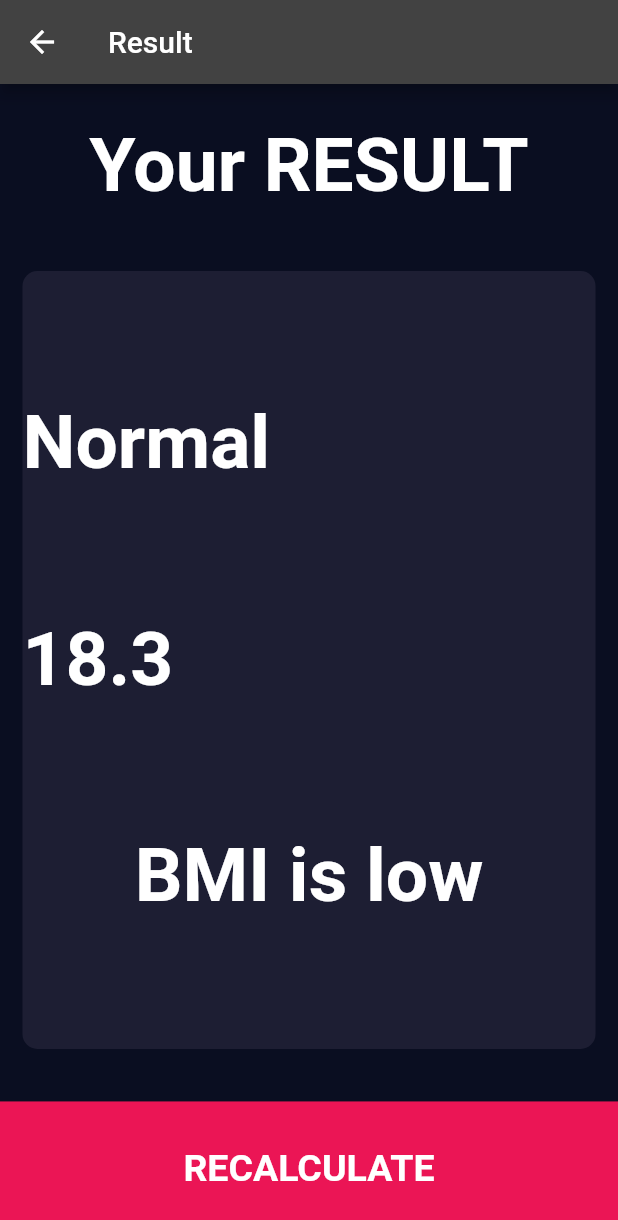
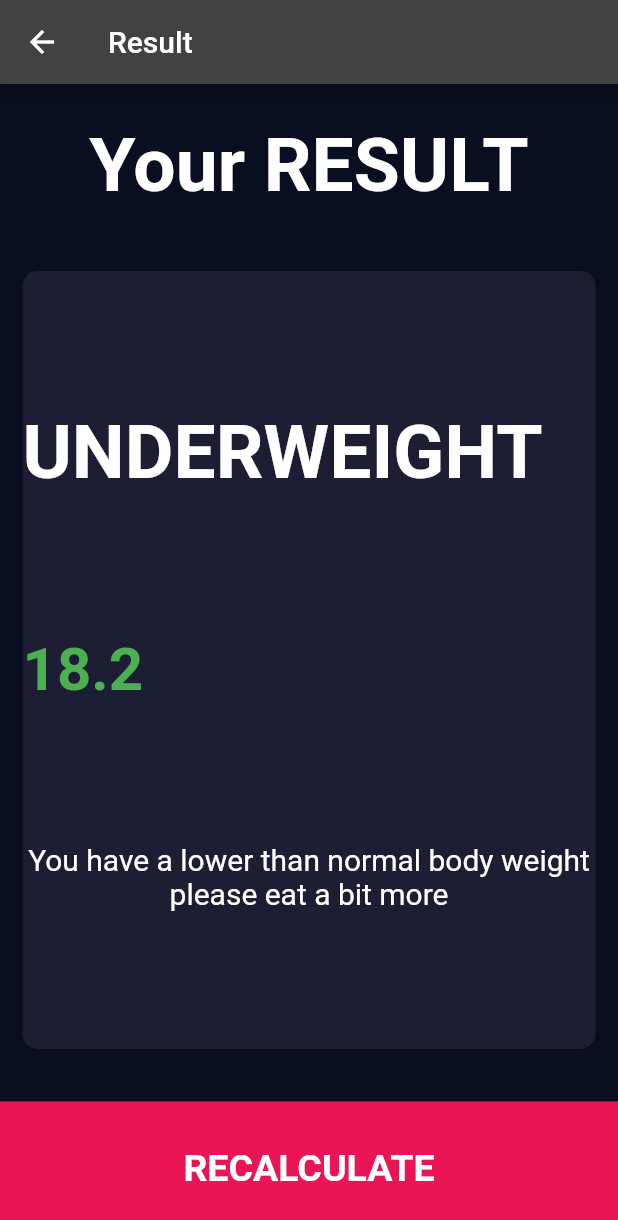
Before and after one commit to QaisSherazi/FA19-BCS-054, a Flutter app: the screen it shows after launch, after a tap on "CALCULATE", on a phone screen of 412 x 824 dp. Shown: the top 1220 px of the screen. Run offline on Flutter 3.47's test engine with Material 2 defaults, Android fonts, the phone set to English and light mode, and no system bars; our stand-ins replace font_awesome_flutter, rflutter_alert; missing offline and left inert: dart:html.

Commit message:
Calculatorbrain

```diff
--- a/bmi_calculator/lib/ResultScreen.dart
+++ b/bmi_calculator/lib/ResultScreen.dart
@@ -4,6 +4,10 @@ import 'package:flutter/material.dart';
 import 'input_page.dart';
 
 class ResultScreen extends StatelessWidget {
+ResultScreen({@required this.bmiresult,@required this.resulttext,@required this.intrepetation});
+  final String bmiresult;
+  final String resulttext;
+  final String intrepetation;
 
   @override
   Widget build(BuildContext context) {
@@ -30,9 +34,15 @@ children: [
           mainAxisAlignment: MainAxisAlignment.spaceEvenly,
           crossAxisAlignment: CrossAxisAlignment.stretch,
           children: [
-            Text('Normal',style: ktitlestyles2,),
-            Text('18.3',style: ktitlestyles2,),
-            Text('BMI is low',style: ktitlestyles2,
+            Text(resulttext.toUpperCase(),
+              style: ktitlestyles2,),
+            Text(bmiresult,style: TextStyle(
+              color: Colors.green,fontSize: 40.0,
+              fontWeight: FontWeight.bold,
+            )),
+            Text(intrepetation,style: TextStyle(
+              fontSize: 20.0
+            ),
             textAlign: TextAlign.center,)
 
           ],
--- /dev/null
+++ b/bmi_calculator/lib/calculator.dart
@@ -0,0 +1,35 @@
+import 'dart:math';
+
+class CalculatorBrain{
+CalculatorBrain({this.height,this.weight});
+
+  final int height;
+  final int weight;
+  double _bmi;
+  String calculateBMI(){
+    _bmi = weight/pow(height/100, 2);
+        return _bmi.toStringAsFixed(1);
+  }
+  String getResult(){
+    if(_bmi>=25){
+      return 'OVERWEIGHT';
+    }
+    else if (_bmi>18.5){
+    return 'NORMAL';
+    }
+    else{
+      return 'UNDERWEIGHT';
+    }
+  }
+  String getIntrepetation(){
+    if(_bmi>=25){
+      return 'You have a higher than normal body weight, Try to exercise';
+    }
+    else if (_bmi>18.5){
+      return 'You have a Normal Body weight, Good Job!';
+    }
+    else{
+      return 'You have a lower than normal body weight please eat a bit more';
+    }
+  }
+}
--- a/bmi_calculator/lib/input_page.dart
+++ b/bmi_calculator/lib/input_page.dart
@@ -1,4 +1,5 @@
 import 'dart:html';
+import 'package:bmi_calculator/calculator.dart';
 import 'package:bmi_calculator/constantfile.dart';
 import 'package:flutter/cupertino.dart';
 import 'package:flutter/material.dart';
@@ -7,6 +8,7 @@ import 'icontextfile.dart';
 import 'containerfile.dart';
 import 'constantfile.dart';
 import 'ResultScreen.dart';
+import 'calculator.dart';
 enum Gender{
   male,
   female,
@@ -165,7 +167,12 @@ class _InputPagestate extends State<InputPage> {
           ),
         GestureDetector(
           onTap: (){
-        Navigator.push(context, MaterialPageRoute(builder: (context)=>ResultScreen()));
+            CalculatorBrain calc = CalculatorBrain(height: sliderHeight,weight: sliderWeight);
+        Navigator.push(context, MaterialPageRoute(builder: (context)=>ResultScreen(
+          bmiresult: calc.calculateBMI(),
+          resulttext: calc.getResult(),
+          intrepetation: calc.getIntrepetation(),
+        )));
           },
           child: Container(
 
```
